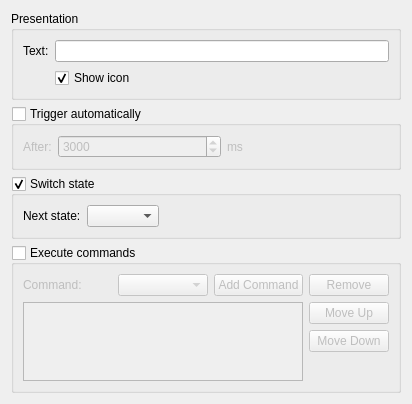
KDE/simon, file plugins/Commands/Dialog/createdialogcommandwidget.ui: the form before one commit.
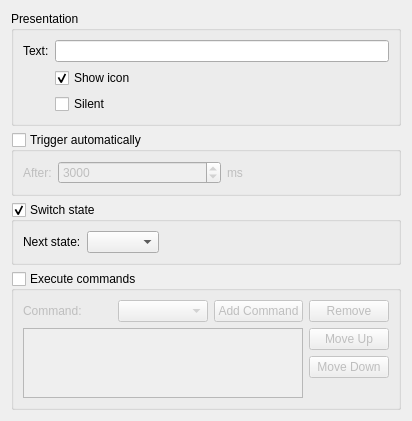
The form after the commit. Custom widgets are drawn as their Qt base class.

What changed in the file:
```diff
--- a/plugins/Commands/Dialog/createdialogcommandwidget.ui
+++ b/plugins/Commands/Dialog/createdialogcommandwidget.ui
@@ -40,6 +40,16 @@
         </property>
        </widget>
       </item>
+      <item row="2" column="1">
+       <widget class="QCheckBox" name="cbSilent">
+        <property name="toolTip">
+         <string>Don't announce this command when using TTS</string>
+        </property>
+        <property name="text">
+         <string>Silent</string>
+        </property>
+       </widget>
+      </item>
      </layout>
     </widget>
    </item>
```
